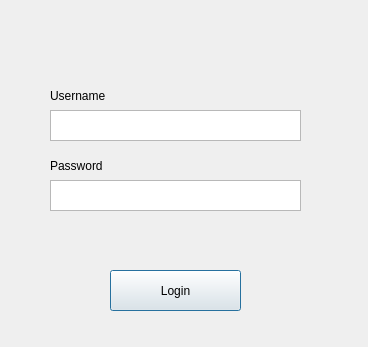
This is Client/logindialog.ui in lisa-lionheart/CitySync as Qt 5 draws it before an edit. The edited form follows.
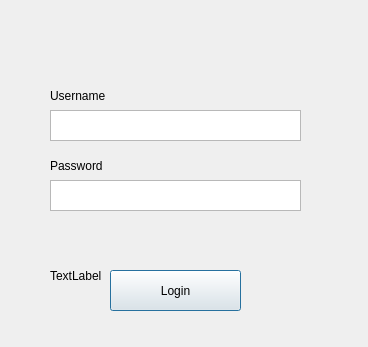
This is the edited form.

```diff
--- a/Client/logindialog.ui
+++ b/Client/logindialog.ui
@@ -72,6 +72,19 @@
     <string>Password</string>
    </property>
   </widget>
+  <widget class="QLabel" name="label_3">
+   <property name="geometry">
+    <rect>
+     <x>50</x>
+     <y>180</y>
+     <width>251</width>
+     <height>191</height>
+    </rect>
+   </property>
+   <property name="text">
+    <string>TextLabel</string>
+   </property>
+  </widget>
  </widget>
  <resources/>
  <connections/>
```
